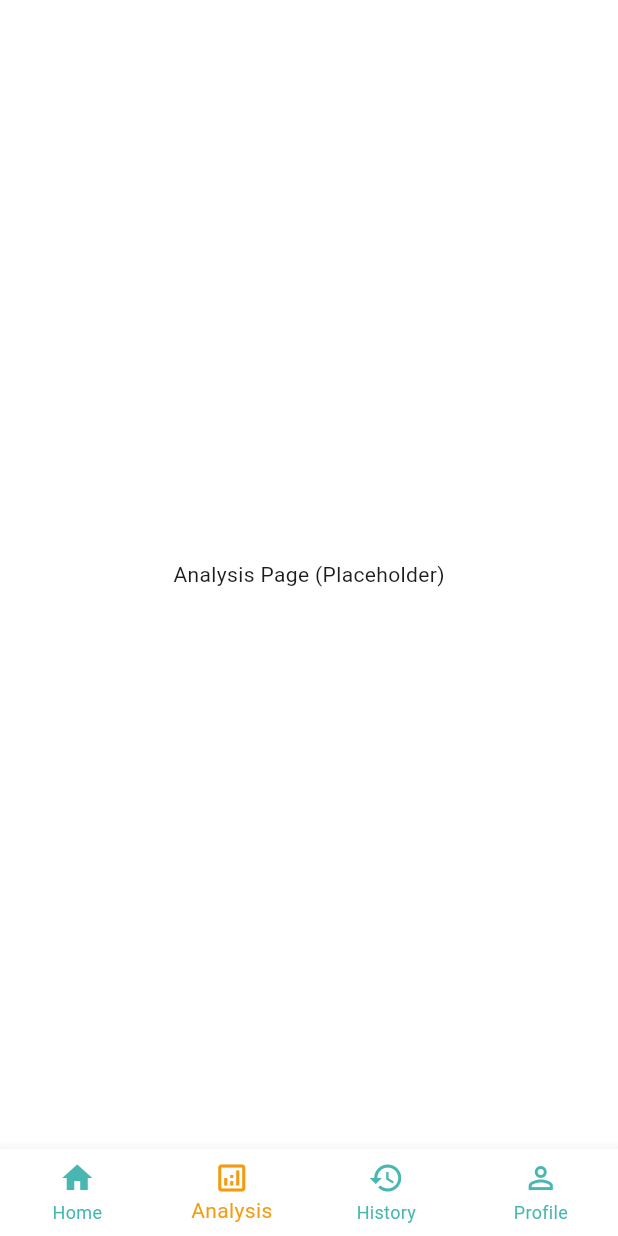
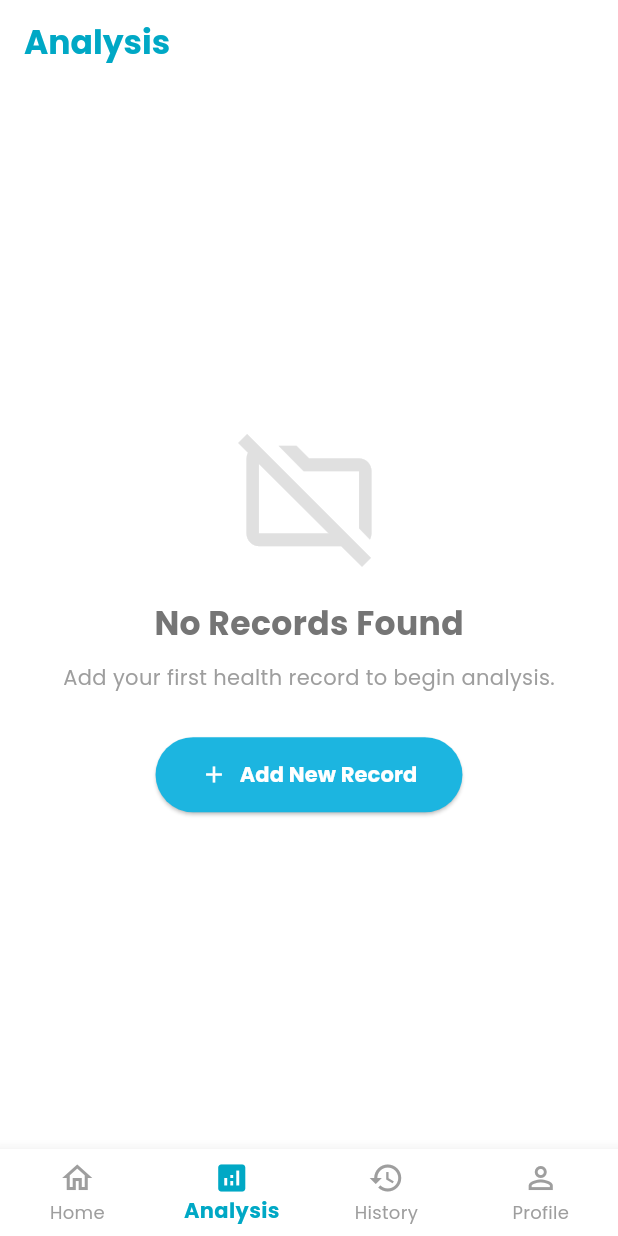
Before and after one commit to rizzdkp/TBcare, a Flutter app: the MainScreen screen opened directly, item 2 of the bottom bar chosen, on a phone screen of 412 x 824 dp. Run offline on Flutter 3.47's test engine with Material 3 defaults, Android fonts, the phone set to English and light mode, and no system bars; our stand-ins replace google_fonts; network calls fail.

Commit message:
Menambahkan fitur baru pada halaman utama

```diff
--- /dev/null
+++ b/lib/models/anamnesis_model.dart
@@ -0,0 +1,24 @@
+// lib/models/anamnesis_model.dart
+
+class Anamnesis {
+  final String participantId;
+  final DateTime recordingDate;
+  final String sex;
+  final int age;
+  final double height;
+  final double weight;
+  final String coughDuration;
+  final bool isCoughProductive;
+  // ... tambahkan variabel lainnya sesuai kebutuhan
+
+  Anamnesis({
+    required this.participantId,
+    required this.recordingDate,
+    required this.sex,
+    required this.age,
+    required this.height,
+    required this.weight,
+    required this.coughDuration,
+    required this.isCoughProductive,
+  });
+}
--- /dev/null
+++ b/lib/screens/main/analysis_screen.dart
@@ -0,0 +1,103 @@
+// lib/screens/main/analysis_screen.dart
+
+import 'package:flutter/material.dart';
+import 'package:google_fonts/google_fonts.dart';
+import '../features/anamnesis_form_screen.dart';
+
+class AnalysisScreen extends StatefulWidget {
+  @override
+  _AnalysisScreenState createState() => _AnalysisScreenState();
+}
+
+class _AnalysisScreenState extends State<AnalysisScreen> {
+  // Untuk simulasi, kita gunakan list sederhana. Nanti ini bisa diganti database.
+  List<String> records = [];
+
+  void _navigateAndAddRecord(BuildContext context) async {
+    final result = await Navigator.push(
+      context,
+      MaterialPageRoute(builder: (context) => AnamnesisFormScreen()),
+    );
+
+    if (result == true) {
+      setState(() {
+        // Tambah data dummy ke list dan kirim notifikasi
+        records.add("Record saved on ${DateTime.now()}");
+        // TODO: Panggil service notifikasi di sini
+      });
+    }
+  }
+
+  @override
+  Widget build(BuildContext context) {
+    return Scaffold(
+      appBar: AppBar(
+        title: Text('Analysis', style: GoogleFonts.poppins(color: Color(0xFF00A8C5), fontWeight: FontWeight.bold)),
+        backgroundColor: Colors.white,
+        elevation: 0,
+        actions: [
+          // Tombol Tambah Data hanya muncul jika sudah ada data
+          if (records.isNotEmpty)
+            IconButton(
+              icon: Icon(Icons.add_circle, color: Color(0xFFF39C12), size: 30),
+              onPressed: () => _navigateAndAddRecord(context),
+            )
+        ],
+      ),
+      body: records.isEmpty
+          ? _buildEmptyState()
+          : _buildRecordList(),
+    );
+  }
+
+  Widget _buildEmptyState() {
+    return Center(
+      child: Column(
+        mainAxisAlignment: MainAxisAlignment.center,
+        children: [
+          Icon(Icons.folder_off_outlined, size: 100, color: Colors.grey[300]),
+          SizedBox(height: 20),
+          Text('No Records Found', style: GoogleFonts.poppins(fontSize: 22, fontWeight: FontWeight.bold, color: Colors.grey[600])),
+          SizedBox(height: 10),
+          Text('Add your first health record to begin analysis.', style: GoogleFonts.poppins(color: Colors.grey[500])),
+          SizedBox(height: 30),
+          ElevatedButton.icon(
+            icon: Icon(Icons.add, color: Colors.white),
+            label: Text('Add New Record', style: GoogleFonts.poppins(fontWeight: FontWeight.bold, color: Colors.white)),
+            onPressed: () => _navigateAndAddRecord(context),
+            style: ElevatedButton.styleFrom(
+              backgroundColor: Color(0xFF1CB5E0),
+              padding: EdgeInsets.symmetric(horizontal: 30, vertical: 15),
+              shape: RoundedRectangleBorder(borderRadius: BorderRadius.circular(30)),
+            ),
+          )
+        ],
+      ),
+    );
+  }
+
+  Widget _buildRecordList() {
+    return ListView.builder(
+      padding: EdgeInsets.all(16),
+      itemCount: records.length,
+      itemBuilder: (context, index) {
+        return Card(
+          margin: EdgeInsets.only(bottom: 12),
+          child: ListTile(
+            leading: Icon(Icons.receipt_long, color: Color(0xFF00A8C5)),
+            title: Text('Anamnesis Record #${index + 1}', style: GoogleFonts.poppins(fontWeight: FontWeight.bold)),
+            subtitle: Text(records[index]),
+            trailing: IconButton(
+              icon: Icon(Icons.delete_outline, color: Colors.red),
+              onPressed: () {
+                setState(() {
+                  records.removeAt(index);
+                });
+              },
+            ),
+          ),
+        );
+      },
+    );
+  }
+}
--- a/lib/screens/main/main_screen.dart
+++ b/lib/screens/main/main_screen.dart
@@ -1,9 +1,11 @@
 // lib/screens/main/main_screen.dart
 
 import 'package:flutter/material.dart';
+import 'package:google_fonts/google_fonts.dart'; // Ditambahkan untuk styling
 import 'home_screen.dart';
 import 'histori_screen.dart';
 import 'my_profile_screen.dart';
+import 'analysis_screen.dart'; // <-- Import halaman analisis yang baru
 
 class MainScreen extends StatefulWidget {
   const MainScreen({super.key});
@@ -15,12 +17,10 @@ class MainScreen extends StatefulWidget {
 class _MainScreenState extends State<MainScreen> {
   int _selectedIndex = 0;
 
-  // Daftar halaman yang akan ditampilkan
+  // Daftar halaman yang akan ditampilkan, sekarang dengan AnalysisScreen
   final List<Widget> _pages = [
     HomeScreen(),
-    Container(
-      child: Center(child: Text('Analysis Page (Placeholder)')),
-    ), // Placeholder untuk ikon tengah
+    AnalysisScreen(), // <-- Placeholder sudah diganti
     HistoriScreen(),
     MyProfileScreen(),
   ];
@@ -37,23 +37,19 @@ class _MainScreenState extends State<MainScreen> {
       body: _pages[_selectedIndex],
       bottomNavigationBar: BottomNavigationBar(
         items: const <BottomNavigationBarItem>[
-          BottomNavigationBarItem(icon: Icon(Icons.home), label: 'Home'),
-          BottomNavigationBarItem(
-            icon: Icon(Icons.analytics_outlined),
-            label: 'Analysis',
-          ),
-          BottomNavigationBarItem(icon: Icon(Icons.history), label: 'History'),
-          BottomNavigationBarItem(
-            icon: Icon(Icons.person_outline),
-            label: 'Profile',
-          ),
+          BottomNavigationBarItem(icon: Icon(Icons.home_outlined), activeIcon: Icon(Icons.home), label: 'Home'),
+          BottomNavigationBarItem(icon: Icon(Icons.analytics_outlined), activeIcon: Icon(Icons.analytics), label: 'Analysis'),
+          BottomNavigationBarItem(icon: Icon(Icons.history_outlined), activeIcon: Icon(Icons.history), label: 'History'),
+          BottomNavigationBarItem(icon: Icon(Icons.person_outline), activeIcon: Icon(Icons.person), label: 'Profile'),
         ],
         currentIndex: _selectedIndex,
-        selectedItemColor: Color(0xFFF39C12), // Orange for selected
-        unselectedItemColor: Color.fromARGB(255, 72, 183, 177), // Gradient start color for unselected
+        selectedItemColor: Color(0xFF00A8C5), // Warna ikon saat aktif
+        unselectedItemColor: Colors.grey, // Warna ikon saat tidak aktif
         backgroundColor: Colors.white,
-        type: BottomNavigationBarType.fixed,
+        type: BottomNavigationBarType.fixed, // Agar posisi item tetap
         onTap: _onItemTapped,
+        selectedLabelStyle: GoogleFonts.poppins(fontWeight: FontWeight.bold), // Style untuk label aktif
+        unselectedLabelStyle: GoogleFonts.poppins(), // Style untuk label tidak aktif
       ),
     );
   }
```
Also changed, not shown: lib/screens/features/anamnesis_form_screen.dart (added, +94 -0 lines), lib/screens/main/home_screen.dart (+118 -249 lines).
